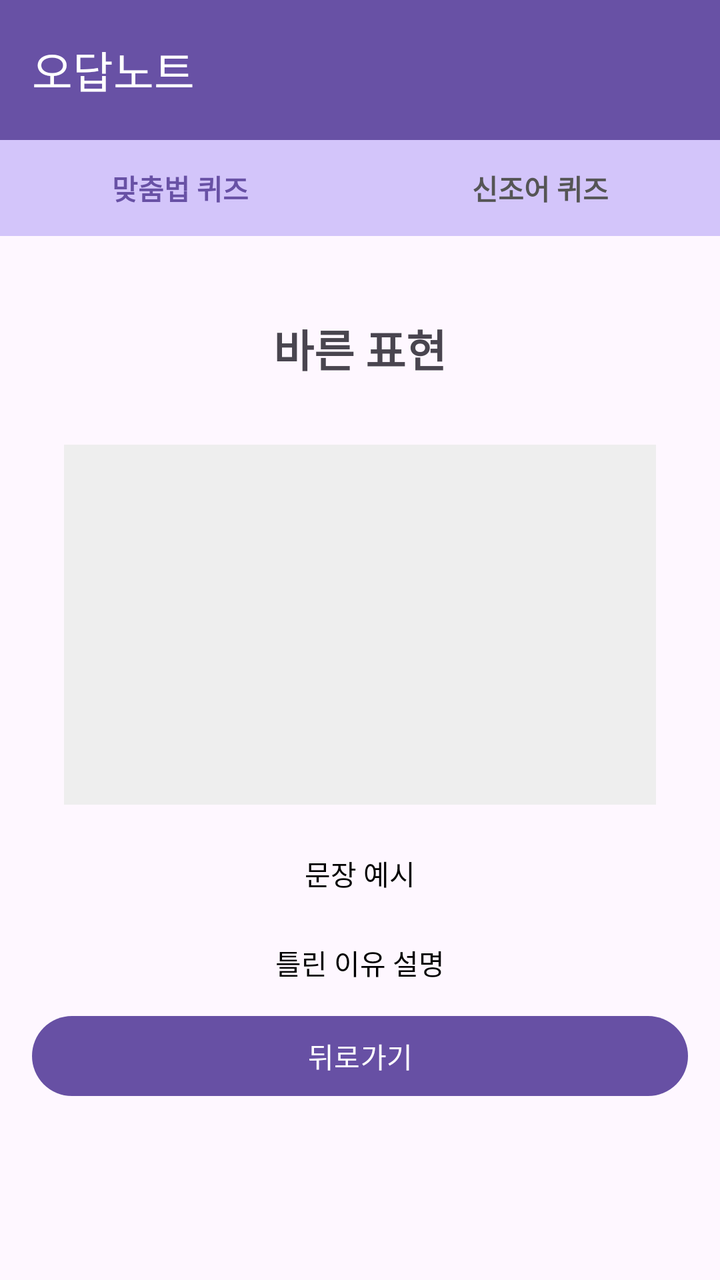
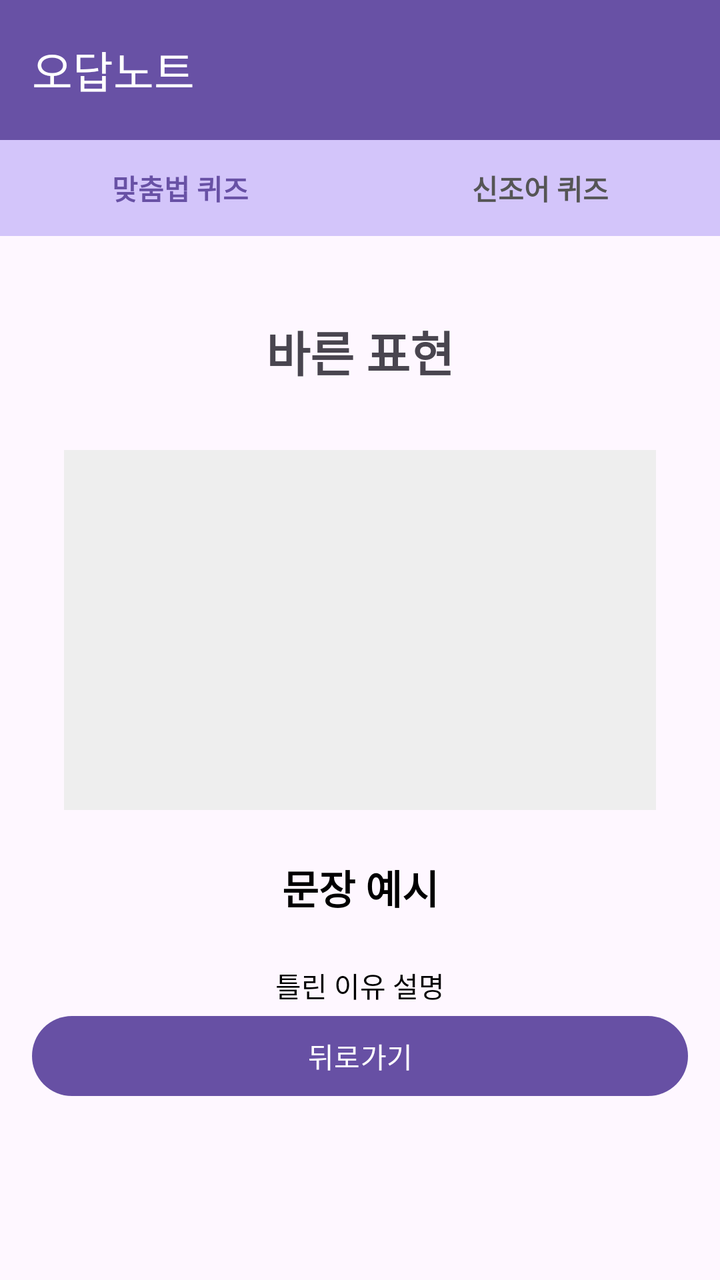

Screens rendered from an Android XML layout before and after an edit, with the pre-edit source and the edit as a unified diff.
<!-- AndroidManifest.xml: application theme Theme.GURU2 -->
<!-- res/layout/activity_wrong_detail_spelling.xml -->
<?xml version="1.0" encoding="utf-8"?>
<androidx.constraintlayout.widget.ConstraintLayout
    xmlns:android="http://schemas.android.com/apk/res/android"
    xmlns:app="http://schemas.android.com/apk/res-auto"
    xmlns:tools="http://schemas.android.com/tools"
    android:layout_width="match_parent"
    android:layout_height="match_parent">

    
    <com.google.android.material.appbar.MaterialToolbar
        android:id="@+id/toolbar"
        android:layout_width="0dp"
        android:layout_height="70dp"
        android:background="#6851A5"
        app:title="오답노트"
        app:titleTextColor="@android:color/white"
        app:layout_constraintTop_toTopOf="parent"
        app:layout_constraintStart_toStartOf="parent"
        app:layout_constraintEnd_toEndOf="parent"/>

    
    <LinearLayout
        android:id="@+id/subBar"
        android:layout_width="0dp"
        android:layout_height="48dp"
        android:orientation="horizontal"
        android:background="#FFFFFF"
        app:layout_constraintTop_toBottomOf="@id/toolbar"
        app:layout_constraintStart_toStartOf="parent"
        app:layout_constraintEnd_toEndOf="parent">

        <TextView
            android:id="@+id/btnGrammar"
            android:layout_width="0dp"
            android:layout_height="match_parent"
            android:layout_weight="1"
            android:gravity="center"
            android:text="맞춤법 퀴즈"
            android:background="@color/choice_default"
            android:textStyle="bold"
            android:textColor="#6851A5"/>

        <TextView
            android:id="@+id/btnSlang"
            android:layout_width="0dp"
            android:layout_height="match_parent"
            android:layout_weight="1"
            android:gravity="center"
            android:text="신조어 퀴즈"
            android:background="@color/choice_default"
            android:textStyle="bold"
            android:textColor="#555555"/>
    </LinearLayout>

    
    <Button
        android:id="@+id/btnBack"
        android:layout_width="0dp"
        android:layout_height="48dp"
        android:layout_marginStart="16dp"
        android:layout_marginEnd="16dp"
        android:layout_marginBottom="88dp"
        android:text="뒤로가기"
        app:layout_constraintBottom_toBottomOf="parent"
        app:layout_constraintEnd_toEndOf="parent"
        app:layout_constraintStart_toStartOf="parent" />

    
    <androidx.constraintlayout.widget.ConstraintLayout
        android:id="@+id/contentArea"
        android:layout_width="0dp"
        android:layout_height="0dp"
        android:padding="16dp"
        app:layout_constraintTop_toBottomOf="@id/subBar"
        app:layout_constraintBottom_toBottomOf="parent"
        app:layout_constraintStart_toStartOf="parent"
        app:layout_constraintEnd_toEndOf="parent">

        
        <TextView
            android:id="@+id/tvCorrect"
            android:layout_width="wrap_content"
            android:layout_height="wrap_content"
            android:layout_marginTop="24dp"
            android:text="바른 표현"
            android:textSize="22sp"
            android:textStyle="bold"
            app:layout_constraintEnd_toEndOf="parent"
            app:layout_constraintStart_toStartOf="parent"
            app:layout_constraintTop_toTopOf="parent" />

        
        <View
            android:id="@+id/imgPlaceholder"
            android:layout_width="0dp"
            android:layout_height="180dp"
            android:layout_marginStart="16dp"
            android:layout_marginTop="32dp"
            android:layout_marginEnd="16dp"
            android:background="#EEEEEE"
            app:layout_constraintEnd_toEndOf="parent"
            app:layout_constraintStart_toStartOf="parent"
            app:layout_constraintTop_toBottomOf="@id/tvCorrect" />

        
        <TextView
            android:id="@+id/tvSentence"
            android:layout_width="0dp"
            android:layout_height="wrap_content"
            android:layout_marginStart="16dp"
            android:layout_marginTop="24dp"
            android:layout_marginEnd="16dp"
            android:text="문장 예시"
            android:textAlignment="center"
            android:textColor="@color/black"
            android:textSize="14sp"
            app:layout_constraintEnd_toEndOf="parent"
            app:layout_constraintStart_toStartOf="parent"
            app:layout_constraintTop_toBottomOf="@id/imgPlaceholder" />

        
        <TextView
            android:id="@+id/tvIncorrectExp"
            android:layout_width="0dp"
            android:layout_height="wrap_content"
            android:layout_marginStart="16dp"
            android:layout_marginTop="24dp"
            android:layout_marginEnd="16dp"
            android:text="틀린 이유 설명"
            android:textAlignment="center"
            android:textColor="@color/black"
            android:textSize="14sp"
            app:layout_constraintEnd_toEndOf="parent"
            app:layout_constraintStart_toStartOf="parent"
            app:layout_constraintTop_toBottomOf="@id/tvSentence" />

    </androidx.constraintlayout.widget.ConstraintLayout>

</androidx.constraintlayout.widget.ConstraintLayout>
<!-- resources referenced by this layout -->
<resources>
  <color name="black">#FF000000</color>
  <color name="choice_default">#D3C5FA</color>
  <style name="Theme.GURU2" parent="Base.Theme.GURU2" />
  <style name="Base.Theme.GURU2" parent="Theme.Material3.DayNight.NoActionBar">
          
          
      </style>
</resources>

<!-- the commit's change to res/layout/activity_wrong_detail_spelling.xml (unified diff, before → after) -->
@@ -83,7 +83,7 @@
             android:layout_height="wrap_content"
             android:layout_marginTop="24dp"
             android:text="바른 표현"
-            android:textSize="22sp"
+            android:textSize="24sp"
             android:textStyle="bold"
             app:layout_constraintEnd_toEndOf="parent"
             app:layout_constraintStart_toStartOf="parent"
@@ -113,7 +113,8 @@
             android:text="문장 예시"
             android:textAlignment="center"
             android:textColor="@color/black"
-            android:textSize="14sp"
+            android:textSize="20sp"
+            android:textStyle="bold"
             app:layout_constraintEnd_toEndOf="parent"
             app:layout_constraintStart_toStartOf="parent"
             app:layout_constraintTop_toBottomOf="@id/imgPlaceholder" />
